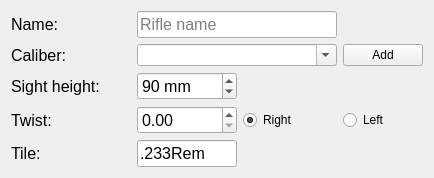
First picture: the form in ui_templates/catalog_rifle.ui, repository o-murphy/archer_ballistics_constructor, before the edit.
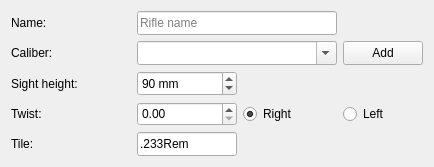
Second picture: the form after the edit.

The edit to the form file:
```diff
--- a/ui_templates/catalog_rifle.ui
+++ b/ui_templates/catalog_rifle.ui
@@ -34,11 +34,6 @@
        <height>0</height>
       </size>
      </property>
-     <property name="font">
-      <font>
-       <pointsize>12</pointsize>
-      </font>
-     </property>
      <property name="text">
       <string>Sight height:</string>
      </property>
@@ -58,11 +53,6 @@
        <height>0</height>
       </size>
      </property>
-     <property name="font">
-      <font>
-       <pointsize>12</pointsize>
-      </font>
-     </property>
      <property name="text">
       <string>Caliber:</string>
      </property>
@@ -88,11 +78,6 @@
        <height>16777215</height>
       </size>
      </property>
-     <property name="font">
-      <font>
-       <pointsize>12</pointsize>
-      </font>
-     </property>
      <property name="styleSheet">
       <string notr="true"/>
      </property>
@@ -124,11 +109,6 @@
        <height>16777215</height>
       </size>
      </property>
-     <property name="font">
-      <font>
-       <pointsize>12</pointsize>
-      </font>
-     </property>
      <property name="styleSheet">
       <string notr="true"/>
      </property>
@@ -157,11 +137,6 @@
        <height>0</height>
       </size>
      </property>
-     <property name="font">
-      <font>
-       <pointsize>12</pointsize>
-      </font>
-     </property>
      <property name="styleSheet">
       <string notr="true"/>
      </property>
@@ -193,11 +168,6 @@
        <height>0</height>
       </size>
      </property>
-     <property name="font">
-      <font>
-       <pointsize>12</pointsize>
-      </font>
-     </property>
      <property name="text">
       <string>Twist:</string>
      </property>
@@ -217,11 +187,6 @@
        <height>0</height>
       </size>
      </property>
-     <property name="font">
-      <font>
-       <pointsize>12</pointsize>
-      </font>
-     </property>
      <property name="text">
       <string>Name:</string>
      </property>
@@ -241,11 +206,6 @@
        <height>0</height>
       </size>
      </property>
-     <property name="font">
-      <font>
-       <pointsize>12</pointsize>
-      </font>
-     </property>
      <property name="text">
       <string>Tile:</string>
      </property>
@@ -265,11 +225,6 @@
        <height>16777215</height>
       </size>
      </property>
-     <property name="font">
-      <font>
-       <pointsize>12</pointsize>
-      </font>
-     </property>
      <property name="styleSheet">
       <string notr="true"/>
      </property>
```
